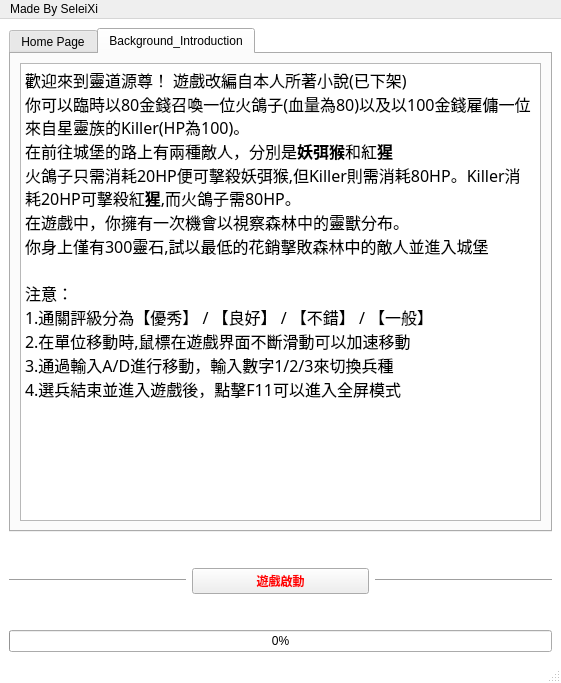
The window that menu2.ui (SeleiXi/lord-game) describes before a commit, drawn with Qt 5.
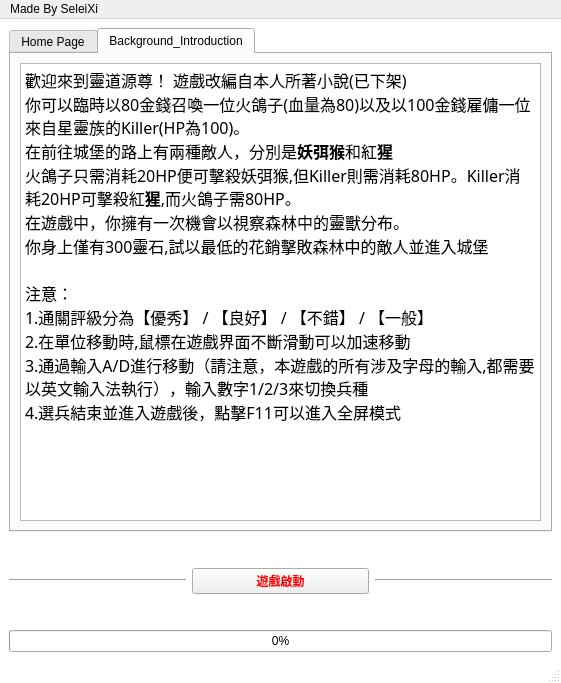
The same window after the commit. Icons and pictures are not drawn.

Commit message: 更新ui規則

Patch:
```diff
--- a/menu2.ui
+++ b/menu2.ui
@@ -91,7 +91,7 @@
 &lt;p style=&quot; margin-top:0px; margin-bottom:0px; margin-left:0px; margin-right:0px; -qt-block-indent:0; text-indent:0px;&quot;&gt;&lt;span style=&quot; font-size:12pt; font-weight:400;&quot;&gt;注意：&lt;/span&gt;&lt;/p&gt;
 &lt;p style=&quot; margin-top:0px; margin-bottom:0px; margin-left:0px; margin-right:0px; -qt-block-indent:0; text-indent:0px;&quot;&gt;&lt;span style=&quot; font-size:12pt; font-weight:400;&quot;&gt;1.通關評級分為【優秀】 / 【良好】 / 【不錯】 / 【一般】&lt;/span&gt;&lt;/p&gt;
 &lt;p style=&quot; margin-top:0px; margin-bottom:0px; margin-left:0px; margin-right:0px; -qt-block-indent:0; text-indent:0px;&quot;&gt;&lt;span style=&quot; font-size:12pt; font-weight:400;&quot;&gt;2.在單位移動時,鼠標在遊戲界面不斷滑動可以加速移動&lt;/span&gt;&lt;/p&gt;
-&lt;p style=&quot; margin-top:0px; margin-bottom:0px; margin-left:0px; margin-right:0px; -qt-block-indent:0; text-indent:0px;&quot;&gt;&lt;span style=&quot; font-size:12pt; font-weight:400;&quot;&gt;3.通過輸入A/D進行移動，輸入數字1/2/3來切換兵種&lt;/span&gt;&lt;/p&gt;
+&lt;p style=&quot; margin-top:0px; margin-bottom:0px; margin-left:0px; margin-right:0px; -qt-block-indent:0; text-indent:0px;&quot;&gt;&lt;span style=&quot; font-size:12pt; font-weight:400;&quot;&gt;3.通過輸入A/D進行移動（請注意，本遊戲的所有涉及字母的輸入,都需要以英文輸入法執行），輸入數字1/2/3來切換兵種&lt;/span&gt;&lt;/p&gt;
 &lt;p style=&quot; margin-top:0px; margin-bottom:0px; margin-left:0px; margin-right:0px; -qt-block-indent:0; text-indent:0px;&quot;&gt;&lt;span style=&quot; font-size:12pt; font-weight:400;&quot;&gt;4.選兵結束並進入遊戲後，點擊F11可以進入全屏模式&lt;/span&gt;&lt;/p&gt;&lt;/body&gt;&lt;/html&gt;</string>
           </property>
          </widget>
```
The commit also changes 2 other files.
